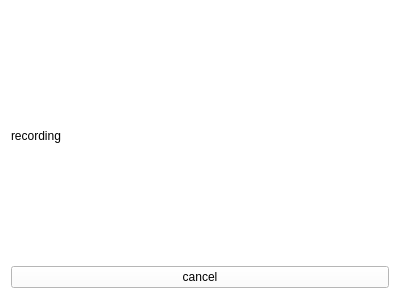
Old version of the form UI/uiFiles/Recording.ui in the repository Hperigee/vocalMaximum.
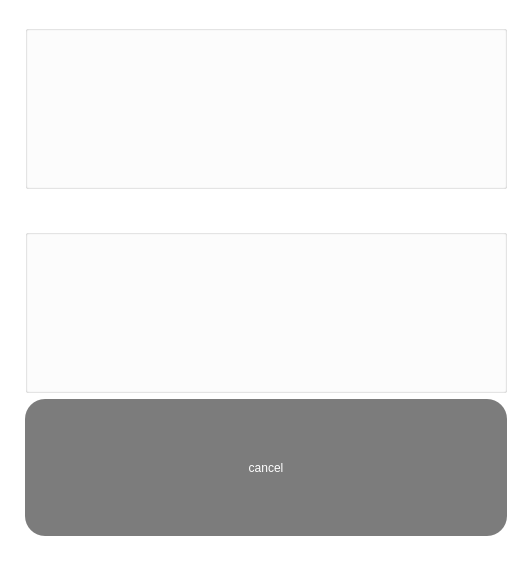
New version of the form. Icons and pictures are not drawn.

The edit to the form file:
```diff
--- a/UI/uiFiles/Recording.ui
+++ b/UI/uiFiles/Recording.ui
@@ -6,8 +6,8 @@
    <rect>
     <x>0</x>
     <y>0</y>
-    <width>400</width>
-    <height>299</height>
+    <width>532</width>
+    <height>561</height>
    </rect>
   </property>
   <property name="windowTitle">
@@ -17,23 +17,107 @@
    <string notr="true">background-color:white;</string>
   </property>
   <layout class="QVBoxLayout" name="verticalLayout_2">
+   <property name="leftMargin">
+    <number>25</number>
+   </property>
+   <property name="topMargin">
+    <number>25</number>
+   </property>
+   <property name="rightMargin">
+    <number>25</number>
+   </property>
+   <property name="bottomMargin">
+    <number>25</number>
+   </property>
    <item>
     <layout class="QVBoxLayout" name="verticalLayout">
      <item>
+      <widget class="QGroupBox" name="groupBox_2">
+       <property name="sizePolicy">
+        <sizepolicy hsizetype="Preferred" vsizetype="Preferred">
+         <horstretch>0</horstretch>
+         <verstretch>6</verstretch>
+        </sizepolicy>
+       </property>
+       <property name="title">
+        <string/>
+       </property>
+      </widget>
+     </item>
+     <item alignment="Qt::AlignHCenter">
       <widget class="QLabel" name="label">
+       <property name="sizePolicy">
+        <sizepolicy hsizetype="Minimum" vsizetype="Minimum">
+         <horstretch>1</horstretch>
+         <verstretch>1</verstretch>
+        </sizepolicy>
+       </property>
+       <property name="maximumSize">
+        <size>
+         <width>256</width>
+         <height>256</height>
+        </size>
+       </property>
        <property name="styleSheet">
         <string notr="true">background-color:white;
 </string>
        </property>
        <property name="text">
-        <string>recording</string>
+        <string/>
+       </property>
+       <property name="pixmap">
+        <pixmap resource="Resources.qrc">:/img/resources/recorder.png</pixmap>
+       </property>
+       <property name="scaledContents">
+        <bool>true</bool>
+       </property>
+       <property name="margin">
+        <number>0</number>
+       </property>
+      </widget>
+     </item>
+     <item>
+      <widget class="QGroupBox" name="groupBox">
+       <property name="sizePolicy">
+        <sizepolicy hsizetype="Preferred" vsizetype="Preferred">
+         <horstretch>0</horstretch>
+         <verstretch>6</verstretch>
+        </sizepolicy>
+       </property>
+       <property name="title">
+        <string/>
        </property>
       </widget>
      </item>
      <item>
       <widget class="QPushButton" name="CancelButton">
+       <property name="sizePolicy">
+        <sizepolicy hsizetype="Minimum" vsizetype="Preferred">
+         <horstretch>4</horstretch>
+         <verstretch>5</verstretch>
+        </sizepolicy>
+       </property>
        <property name="styleSheet">
-        <string notr="true">background-color; white;</string>
+        <string notr="true">
+
+
+
+QPushButton {
+                        background-color: white;
+                        border-radius: 20px;
+						background-color:rgb(124, 124, 124);
+						font: 20pt &quot;Noto Sans KR&quot;;
+						color: white;
+                        }
+
+                    QPushButton:hover {
+                        background-color: rgb(171, 171, 171);
+                        }
+
+                    QPushButton:pressed {
+                        background-color: rgb(63, 63, 63);
+                        }
+	</string>
        </property>
        <property name="text">
         <string>cancel</string>
```
Left out of the diff: 4 changed lines with no effect on the pictures.
